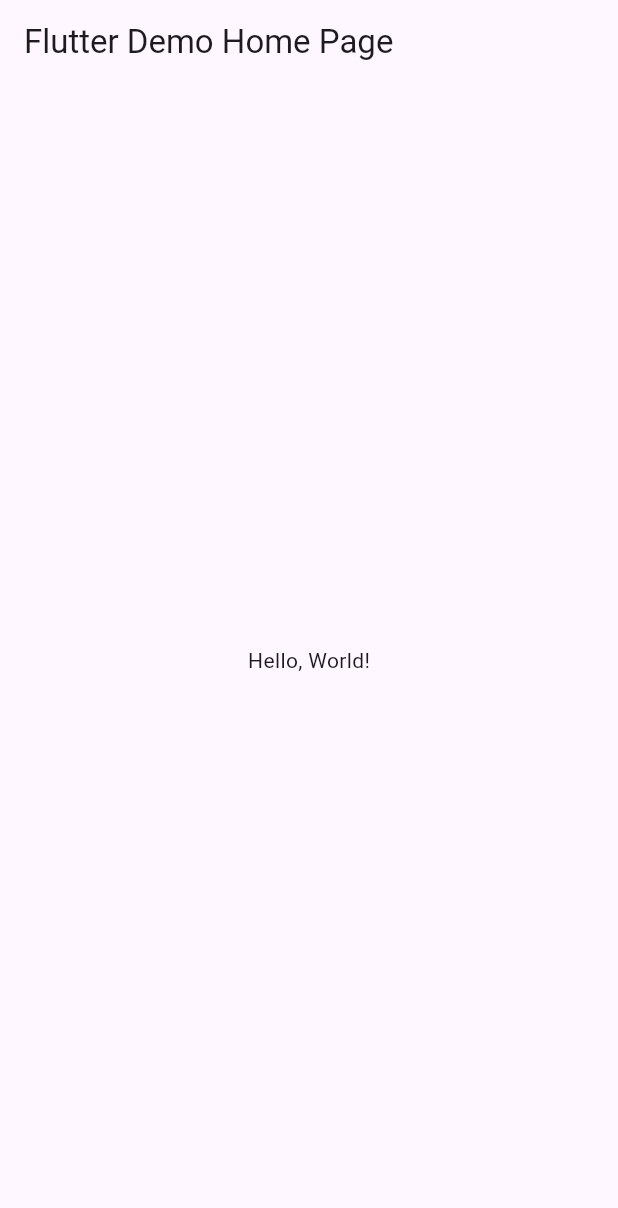
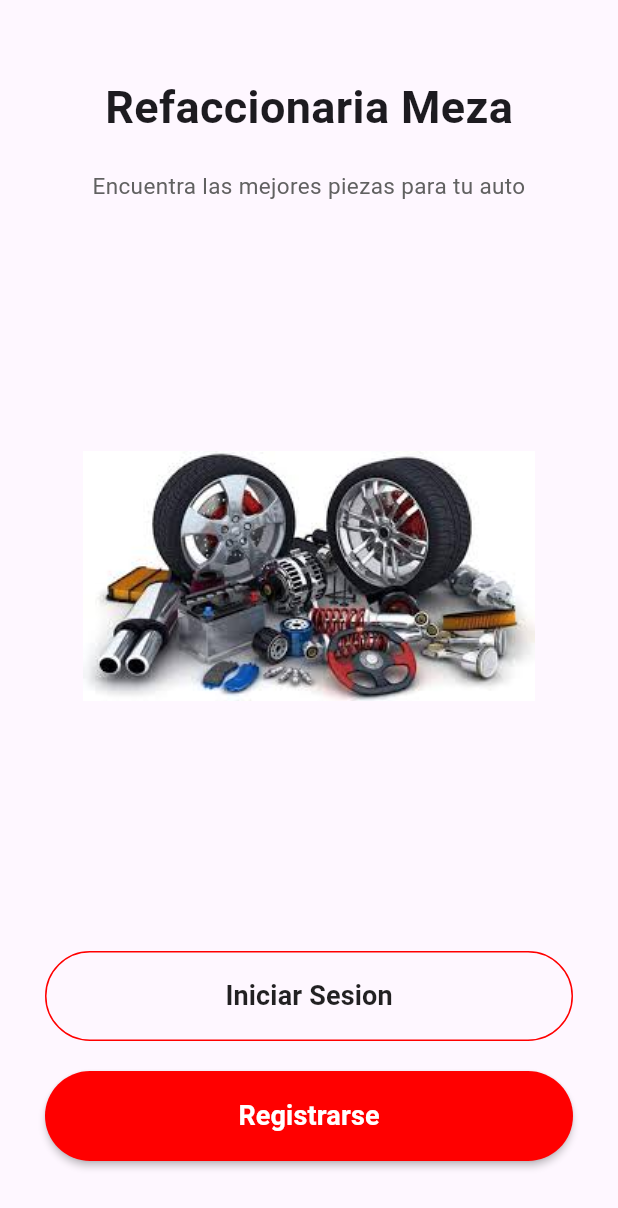
Before and after one commit to JorgeMeza123/Act1-UIII, a Flutter app: the screen it shows after launch, on a phone screen of 412 x 824 dp. Shown: the top 1208 px of the screen. Run offline on Flutter 3.47's test engine with Material 3 defaults, Android fonts, the phone set to English and light mode, and no system bars.

```diff
--- a/lib/main.dart
+++ b/lib/main.dart
@@ -1,41 +1,108 @@
+import 'dart:ui';
+
 import 'package:flutter/material.dart';
+import 'package:meza/login.dart';
+import 'package:meza/signup.dart';
 
-void main() => runApp(MyApp());
-
-class MyApp extends StatelessWidget {
-  const MyApp({super.key});
-  // This widget is the root of your application.
-  @override
-  Widget build(BuildContext context) {
-    return MaterialApp(
-      // Application name
-      title: 'Flutter Hello World',
-      // Application theme data, you can set the colors for the application as
-      // you want
-      theme: ThemeData(
-        // useMaterial3: false,
-        primarySwatch: Colors.blue,
-      ),
-      // A widget which will be started on application startup
-      home: MyHomePage(title: 'Flutter Demo Home Page'),
-    );
-  }
+void main() {
+  runApp(MaterialApp(
+    debugShowCheckedModeBanner: false,
+    home: HomePage(),
+  ));
 }
 
-class MyHomePage extends StatelessWidget {
-  final String title;
-  const MyHomePage({super.key, required this.title});
-
+class HomePage extends StatelessWidget {
   @override
   Widget build(BuildContext context) {
     return Scaffold(
-      appBar: AppBar(
-        // The title text which will be shown on the action bar
-        title: Text(title),
-      ),
-      body: Center(
-        child: Text(
-          'Hello, World!',
+      body: SafeArea(
+        child: Container(
+          // we will give media query height
+          // double.infinity make it big as my parent allows
+          // while MediaQuery make it big as per the screen
+
+          width: double.infinity,
+          height: MediaQuery.of(context).size.height,
+          padding: EdgeInsets.symmetric(horizontal: 30, vertical: 50),
+          child: Column(
+            // even space distribution
+            mainAxisAlignment: MainAxisAlignment.spaceBetween,
+            crossAxisAlignment: CrossAxisAlignment.center,
+            children: <Widget>[
+              Column(
+                children: <Widget>[
+                  Text(
+                    "Refaccionaria Meza",
+                    style: TextStyle(
+                      fontWeight: FontWeight.bold,
+                      fontSize: 30,
+                    ),
+                  ),
+                  SizedBox(
+                    height: 20,
+                  ),
+                  Text(
+                    "Encuentra las mejores piezas para tu auto ",
+                    textAlign: TextAlign.center,
+                    style: TextStyle(
+                      color: Colors.grey[700],
+                      fontSize: 15,
+                    ),
+                  )
+                ],
+              ),
+              Container(
+                height: MediaQuery.of(context).size.height / 3,
+                decoration: BoxDecoration(
+                    image: DecorationImage(
+                        image: AssetImage("assets/welcome.png"))),
+              ),
+              Column(
+                children: <Widget>[
+                  // the login button
+                  MaterialButton(
+                    minWidth: double.infinity,
+                    height: 60,
+                    onPressed: () {
+                      Navigator.push(context,
+                          MaterialPageRoute(builder: (context) => LoginPage()));
+                    },
+                    // defining the shape
+                    shape: RoundedRectangleBorder(
+                        side: BorderSide(color: Color(0xffff0000)),
+                        borderRadius: BorderRadius.circular(50)),
+                    child: Text(
+                      "Iniciar Sesion",
+                      style:
+                          TextStyle(fontWeight: FontWeight.w600, fontSize: 18),
+                    ),
+                  ),
+                  // creating the signup button
+                  SizedBox(height: 20),
+                  MaterialButton(
+                    minWidth: double.infinity,
+                    height: 60,
+                    onPressed: () {
+                      Navigator.push(
+                          context,
+                          MaterialPageRoute(
+                              builder: (context) => SignupPage()));
+                    },
+                    color: Color(0xffff0000),
+                    shape: RoundedRectangleBorder(
+                        borderRadius: BorderRadius.circular(50)),
+                    child: Text(
+                      "Registrarse",
+                      style: TextStyle(
+                          color: Colors.white,
+                          fontWeight: FontWeight.w600,
+                          fontSize: 18),
+                    ),
+                  )
+                ],
+              )
+            ],
+          ),
         ),
       ),
     );
--- a/pubspec.yaml
+++ b/pubspec.yaml
@@ -17,9 +17,9 @@ dev_dependencies:
 
 flutter:
   uses-material-design: true
-  # assets:
-  #  - images/a_dot_burr.jpeg
-  #  - images/a_dot_ham.jpeg
+  assets:
+    - assets/background.png
+    - assets/welcome.png
   # fonts:
   #   - family: Schyler
   #     fonts:
```
Also changed, not shown: lib/login.dart (added, +150 -0 lines), lib/signup.dart (added, +134 -0 lines), assets/background.png (added), assets/welcome.png (added).
